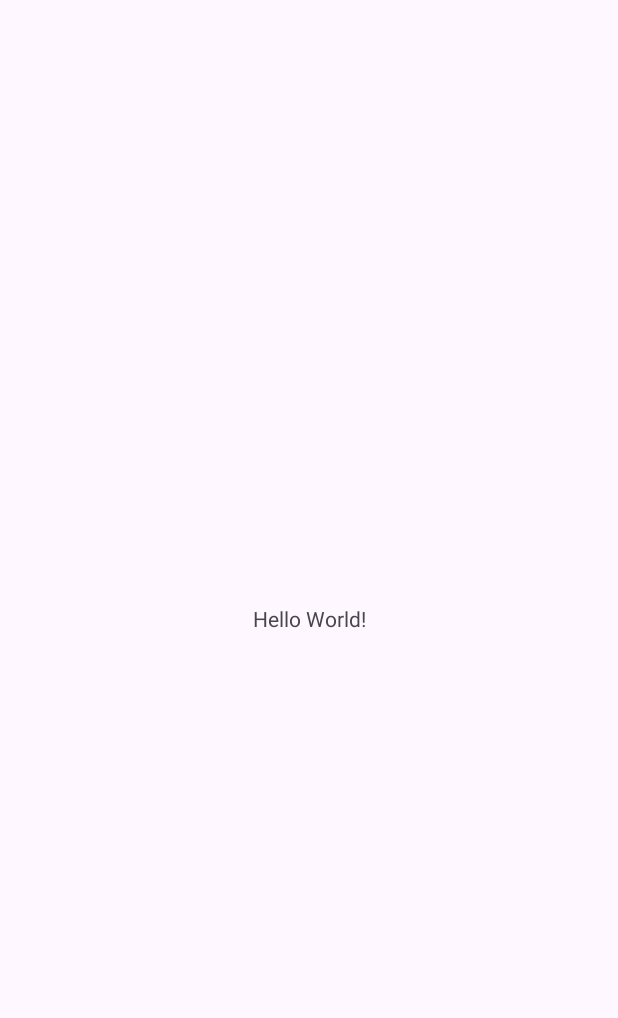
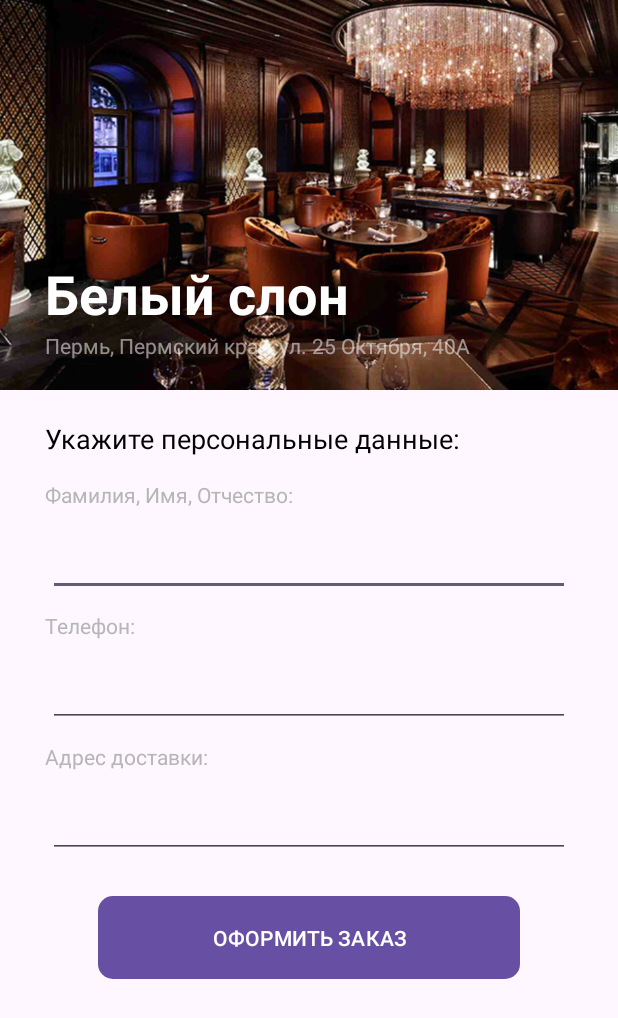
Before and after one commit to nightSanches/pr12savichev, an Android app: the screen it shows after launch (MainActivity), on a phone screen of 412 x 824 dp. Before the commit the part shown is almost empty. Shown: the top 1018 px of the screen. Run offline under Robolectric (Android 15) with nearby library versions, the phone set to English and light mode, and no system bars.

Commit message:
Разработанная страница activity_main. Савичев

```diff
--- /dev/null
+++ b/app/src/main/res/drawable/radius_button.xml
@@ -0,0 +1,5 @@
+<?xml version="1.0" encoding="utf-8"?>
+<shape xmlns:android="http://schemas.android.com/apk/res/android">
+    <solid android:color="#FF0000"/>
+    <corners android:radius="10dp"/>
+</shape>
--- a/app/src/main/res/layout/activity_main.xml
+++ b/app/src/main/res/layout/activity_main.xml
@@ -7,13 +7,114 @@
     android:layout_height="match_parent"
     tools:context=".MainActivity">
 
-    <TextView
-        android:layout_width="wrap_content"
-        android:layout_height="wrap_content"
-        android:text="Hello World!"
-        app:layout_constraintBottom_toBottomOf="parent"
-        app:layout_constraintEnd_toEndOf="parent"
-        app:layout_constraintStart_toStartOf="parent"
-        app:layout_constraintTop_toTopOf="parent" />
+    <LinearLayout
+        android:layout_width="match_parent"
+        android:layout_height="match_parent"
+        android:orientation="vertical">
+
+        <FrameLayout
+            android:layout_width="match_parent"
+            android:layout_height="260dp"
+            android:background="@drawable/rest">
+
+            <TextView
+                android:layout_width="wrap_content"
+                android:layout_height="wrap_content"
+                android:text="Белый слон"
+                android:textColor="@color/white"
+                android:textStyle="bold"
+                android:layout_marginLeft="30dp"
+                android:textSize="36dp"
+                android:layout_gravity="bottom"
+                android:layout_marginBottom="40dp"/>
+
+            <TextView
+                android:layout_width="wrap_content"
+                android:layout_height="wrap_content"
+                android:text="Пермь, Пермский край, ул. 25 Октября, 40А"
+                android:textColor="#90F0F0F0"
+                android:layout_marginLeft="30dp"
+                android:textSize="14dp"
+                android:layout_gravity="bottom"
+                android:layout_marginBottom="20dp"/>
+
+        </FrameLayout>
+
+        <LinearLayout
+            android:layout_width="match_parent"
+            android:layout_height="match_parent"
+            android:orientation="vertical">
+            <TextView
+                android:layout_width="wrap_content"
+                android:layout_height="wrap_content"
+                android:layout_marginTop="20dp"
+                android:layout_marginBottom="15dp"
+                android:layout_marginLeft="30dp"
+                android:textSize="18dp"
+                android:textColor="@color/black"
+                android:text="Укажите персональные данные:"/>
+
+            <TextView
+                android:layout_width="wrap_content"
+                android:layout_height="wrap_content"
+                android:layout_marginBottom="15dp"
+                android:layout_marginLeft="30dp"
+                android:textColor="#B6B6B6"
+                android:text="Фамилия, Имя, Отчество:"/>
+
+            <EditText
+                android:layout_width="match_parent"
+                android:layout_height="wrap_content"
+                android:layout_marginBottom="10dp"
+                android:layout_marginLeft="32dp"
+                android:layout_marginRight="32dp"
+                android:textSize="16dp"
+                android:textColor="@color/black"/>
+
+            <TextView
+                android:layout_width="wrap_content"
+                android:layout_height="wrap_content"
+                android:layout_marginBottom="15dp"
+                android:layout_marginLeft="30dp"
+                android:textColor="#B6B6B6"
+                android:text="Телефон:"/>
+
+            <EditText
+                android:layout_width="match_parent"
+                android:layout_height="wrap_content"
+                android:layout_marginBottom="10dp"
+                android:layout_marginLeft="32dp"
+                android:layout_marginRight="32dp"
+                android:textSize="16dp"
+                android:textColor="@color/black"/>
+
+            <TextView
+                android:layout_width="wrap_content"
+                android:layout_height="wrap_content"
+                android:layout_marginBottom="15dp"
+                android:layout_marginLeft="30dp"
+                android:textColor="#B6B6B6"
+                android:text="Адрес доставки:"/>
+
+            <EditText
+                android:layout_width="match_parent"
+                android:layout_height="wrap_content"
+                android:layout_marginBottom="10dp"
+                android:layout_marginLeft="32dp"
+                android:layout_marginRight="32dp"
+                android:textSize="16dp"
+                android:textColor="@color/black"/>
+
+            <Button
+                android:layout_width="match_parent"
+                android:layout_height="55dp"
+                android:background="@drawable/radius_button"
+                android:layout_marginTop="15dp"
+                android:layout_marginLeft="65dp"
+                android:layout_marginRight="65dp"
+                android:text="ОФОРМИТЬ ЗАКАЗ"/>
+
+        </LinearLayout>
+    </LinearLayout>
 
 </androidx.constraintlayout.widget.ConstraintLayout>
--- a/app/src/main/res/values/colors.xml
+++ b/app/src/main/res/values/colors.xml
@@ -2,4 +2,5 @@
 <resources>
     <color name="black">#FF000000</color>
     <color name="white">#FFFFFFFF</color>
+    <color name="purple_500">#FF0000</color>
 </resources>
```
Also changed, not shown: app/src/main/res/drawable/rest.jpg (added).
